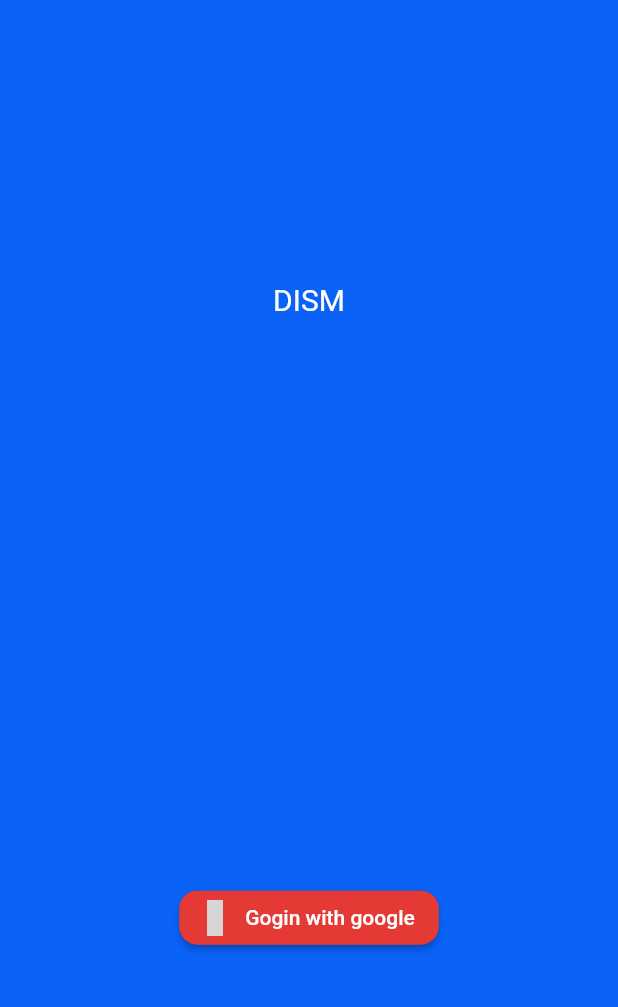
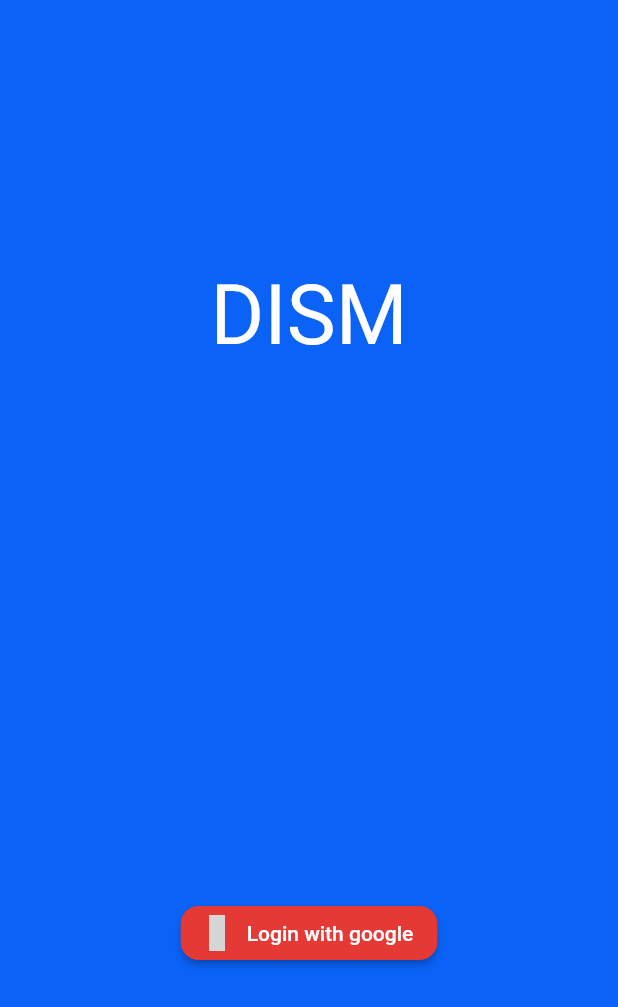
Before and after one commit to cimplesid/quantum-hack-2020-xENDx, a Flutter app: the screen it shows after launch, on a phone screen of 412 x 824 dp. Shown: the top 1007 px of the screen. Run offline on Flutter 3.47's test engine with Material 2 defaults, Android fonts, the light colour scheme and no system bars; our stand-ins replace cloud_firestore, firebase_auth, firebase_core, get, google_fonts, google_sign_in and 5 more; missing offline and left inert: snowm_scanner; accounts and stored records are empty; Roboto replaces fonts that are missing (Montaga); grey boxes are pictures that could not be loaded.

Commit message:
loading fixed

```diff
--- a/lib/screens/login.dart
+++ b/lib/screens/login.dart
@@ -21,18 +21,22 @@ class _LoginScreenState extends State<LoginScreen> {
         children: [
           Text(
             'DISM',
-            style: textStyle..copyWith(fontSize: 55),
+            style: TextStyle(fontSize: 55, color: Colors.white),
           ),
           Center(
-            child: RaisedButton.icon(
+            child: _loading
+                ? CircularProgressIndicator(
+                    strokeWidth: 3.0,
+                  )
+                : RaisedButton.icon(
                     shape: RoundedRectangleBorder(
                         borderRadius: BorderRadius.circular(12)),
                     color: Colors.red[600],
                     textColor: Colors.white,
                     onPressed: () async {
+                      setState(() => _loading = true);
                       var user = await firebase.loginWithGoogle();
                       if (user != null) {
-                  setState(() => _loading = true);
                         Get.offAll(Home());
                       } else {
                         setState(() => _loading = false);
@@ -40,12 +44,8 @@ class _LoginScreenState extends State<LoginScreen> {
                             backgroundColor: Colors.red, colorText: Colors.red);
                       }
                     },
-              icon: _loading
-                  ? CircularProgressIndicator(
-                      strokeWidth: 3.0,
-                    )
-                  : Icon(MdiIcons.google),
-              label: Text('Gogin with google'),
+                    icon: Icon(MdiIcons.google),
+                    label: Text('Login with google'),
                   ),
           ),
         ],
```
Lines whose indentation alone changed are shown as unchanged.
